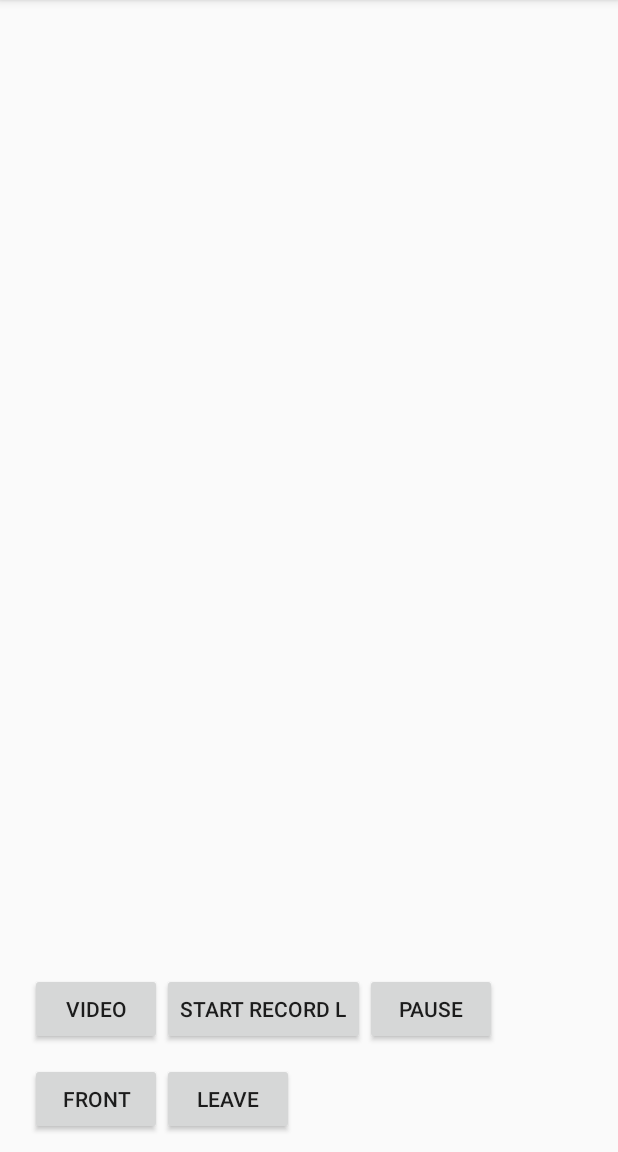
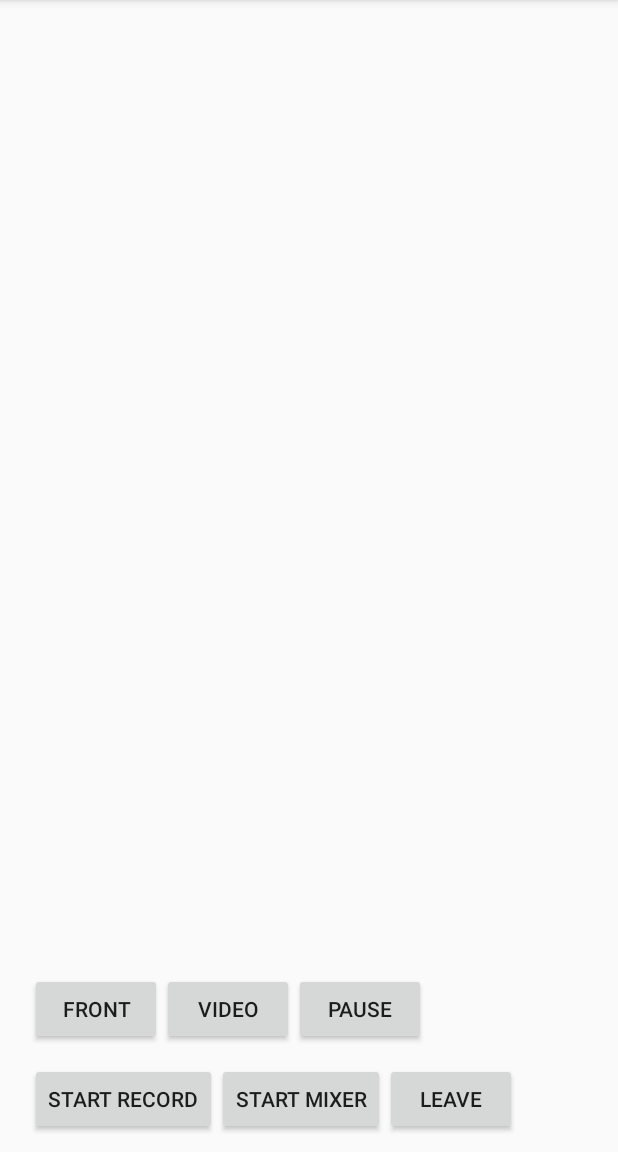
Before and after one commit to HackWebRTC/kmp-webrtc, an Android app: the CallActivity screen opened directly, with no data from a screen before it, on a phone screen of 412 x 824 dp, the part 84-1236 px from its top. Run offline under Robolectric (Android 15) with nearby library versions, the phone set to English and light mode, and no system bars; 17 statements that could not run were skipped.

Commit message:
Android demo test recorder and mixer

```diff
--- a/example/androidApp/src/main/java/com/piasy/kmp/webrtc/android/CallActivity.java
+++ b/example/androidApp/src/main/java/com/piasy/kmp/webrtc/android/CallActivity.java
@@ -2,6 +2,7 @@ package com.piasy.kmp.webrtc.android;
 
 import android.content.Context;
 import android.content.Intent;
+import android.content.res.AssetManager;
 import android.os.Bundle;
 import android.os.Handler;
 import android.os.HandlerThread;
@@ -14,8 +15,14 @@ import android.view.WindowManager;
 import android.widget.Button;
 import android.widget.FrameLayout;
 import androidx.appcompat.app.AppCompatActivity;
+
+import com.piasy.avconf.AudioMixer;
 import com.piasy.avconf.view.FreezeAwareRenderer;
 
+import java.io.File;
+import java.io.FileOutputStream;
+import java.io.IOException;
+import java.io.InputStream;
 import java.util.Collections;
 import java.util.List;
 
@@ -47,12 +54,11 @@ import static com.piasy.kmp.webrtc.android.HallActivity.EXTRA_VIDEO_FPS;
 import static com.piasy.kmp.webrtc.android.HallActivity.EXTRA_VIDEO_HEIGHT;
 import static com.piasy.kmp.webrtc.android.HallActivity.EXTRA_VIDEO_WIDTH;
 
-public class CallActivity extends AppCompatActivity implements PeerConnectionClientCallback {
+public class CallActivity extends AppCompatActivity implements PeerConnectionClientCallback, AudioMixer.MixerCallback {
 
   private static final String TAG = "CallActivity";
 
   private static final boolean SAVE_YUV_FRAME = false;
-  private static final boolean LOCAL_RECORD = false;
   private static final boolean PAUSE_STREAMING = true;
 
   private boolean isPublisher;
@@ -66,8 +72,8 @@ public class CallActivity extends AppCompatActivity implements PeerConnectionCli
   private Button recordButton;
   private boolean recording;
 
-  private Button recordLButton;
-  private boolean localRecording = false;
+  private Button mixerButton;
+  private boolean mixing;
 
   private Button pauseButton;
   private boolean streamingPaused = false;
@@ -82,6 +88,7 @@ public class CallActivity extends AppCompatActivity implements PeerConnectionCli
   private EglBase eglBase;
   private PeerConnectionClientFactory pcClientFactory;
   private PeerConnectionClient pcClient;
+  private AudioMixer mixer;
 
   private static int getSystemUiVisibility() {
     return View.SYSTEM_UI_FLAG_HIDE_NAVIGATION | View.SYSTEM_UI_FLAG_FULLSCREEN | View.SYSTEM_UI_FLAG_IMMERSIVE_STICKY;
@@ -129,26 +136,28 @@ public class CallActivity extends AppCompatActivity implements PeerConnectionCli
     recordButton.setOnClickListener(v -> {
       recording = !recording;
       recordButton.setText(recording ? "stop record" : "start record");
-//      if (recording) {
-//        avConf.startRecording(new StartRecordingCallback() {
-//          @Override
-//          public void onStartSuccess(final String filename) {
-//            Toast.makeText(CallActivity.this,
-//                "start record success: " + filename + ".mkv",
-//                Toast.LENGTH_SHORT).show();
-//          }
-//
-//          @Override
-//          public void onStartFail() {
-//            Toast.makeText(CallActivity.this, "start record fail",
-//                Toast.LENGTH_SHORT).show();
-//            recording = false;
-//            recordButton.setText("start record");
-//          }
-//        });
-//      } else {
-//        avConf.stopRecording();
-//      }
+      if (recording) {
+        File path = new File(getExternalFilesDir(null), "send.mkv");
+        pcClient.startRecorder(PeerConnectionClient.DIR_SEND_ONLY, path.getAbsolutePath());
+      } else {
+        pcClient.stopRecorder(PeerConnectionClient.DIR_SEND_ONLY);
+      }
+    });
+
+    mixerButton = findViewById(R.id.btnMixer);
+    mixerButton.setText(mixing ? "stop mixer" : "start mixer");
+    mixerButton.setOnClickListener(v -> {
+      mixing = !mixing;
+      mixerButton.setText(mixing ? "stop mixer" : "start mixer");
+      if (mixing) {
+        File path = new File(getExternalFilesDir(null), "mozart.mp3");
+        mixer = new AudioMixer(path.getAbsolutePath(), 48000, 1, 10000, false, 5, this);
+        mixer.startMixer();
+        mixer.toggleMusicStreaming(true);
+      } else {
+        mixer.stopMixer();
+        mixer = null;
+      }
     });
 
     Button switchCamera = findViewById(R.id.btnCamera);
@@ -175,22 +184,6 @@ public class CallActivity extends AppCompatActivity implements PeerConnectionCli
 //      avConf.setVideoEnabled(!audioOnly);
     });
 
-    recordLButton = findViewById(R.id.btnRecordL);
-    if (LOCAL_RECORD) {
-      recordLButton.setOnClickListener(v -> {
-        localRecording = !localRecording;
-        recordLButton.setText(localRecording ? "stop record L" : "start record L");
-//        if (localRecording) {
-//          avConf.startLocalRecording(selfUid, PeerConnectionClient.DIR_SEND_ONLY,
-//              "/sdcard/avconf/record_" + System.currentTimeMillis() + ".mkv");
-//        } else {
-//          avConf.stopLocalRecording(selfUid, PeerConnectionClient.DIR_SEND_ONLY);
-//        }
-      });
-    } else {
-      recordButton.setVisibility(View.GONE);
-    }
-
     pauseButton = findViewById(R.id.btnPauseStreaming);
     if (PAUSE_STREAMING) {
       pauseButton.setOnClickListener(v -> {
@@ -216,7 +209,31 @@ public class CallActivity extends AppCompatActivity implements PeerConnectionCli
     localRenderer = createRenderer(true);
     remoteRenderer = createRenderer(false);
 
+    prepareMusic();
+
     startLoopback();
+  }
+
+  private void prepareMusic() {
+    try {
+      File path = new File(getExternalFilesDir(null), "mozart.mp3");
+      if (path.exists()) {
+        return;
+      }
+      InputStream inputStream = getAssets().open("mozart.mp3");
+      FileOutputStream outputStream = new FileOutputStream(path);
+
+      byte[] buffer = new byte[1024];
+      int length;
+      while ((length = inputStream.read(buffer)) > 0) {
+        outputStream.write(buffer, 0, length);
+      }
+      inputStream.close();
+      outputStream.close();
+      Logging.INSTANCE.info(TAG, "copy music success");
+    } catch (IOException e) {
+      e.printStackTrace();
+    }
   }
 
   private FreezeAwareRenderer createRenderer(boolean local) {
@@ -237,6 +254,7 @@ public class CallActivity extends AppCompatActivity implements PeerConnectionCli
             local ? "loopback_local" : "loopback_remote", FreezeAwareRenderer.SCALE_TYPE_CENTER_CROP);
     renderer.init(eglBase.getEglBaseContext(), null);
     renderer.setScalingType(RendererCommon.ScalingType.SCALE_ASPECT_FIT);
+    renderer.setMirror(local);
 
     wrapper.addView(renderer, ViewGroup.LayoutParams.MATCH_PARENT,
             ViewGroup.LayoutParams.MATCH_PARENT);
@@ -318,6 +336,10 @@ public class CallActivity extends AppCompatActivity implements PeerConnectionCli
 
   // Disconnect from remote resources, dispose of local resources, and exit.
   private void disconnect() {
+    if (mixer != null) {
+      mixer.stopMixer();
+      mixer = null;
+    }
     if (pcClientFactory != null) {
       pcClientFactory.stopVideoCapture();
       pcClient.close();
@@ -339,21 +361,41 @@ public class CallActivity extends AppCompatActivity implements PeerConnectionCli
 
   @Override
   public void onIceCandidatesRemoved(@NotNull String peerUid, @NotNull List<@NotNull IceCandidate> candidates) {
-
   }
 
   @Override
   public void onPeerConnectionStatsReady(@NotNull String peerUid, @NotNull RtcStatsReport report) {
-
   }
 
   @Override
   public void onIceDisconnected(@NotNull String peerUid) {
-
   }
 
   @Override
   public void onError(@NotNull String peerUid, int code) {
+  }
 
+  @Override
+  public void onMixerSsrcFinished(int ssrc) {
+    Logging.INSTANCE.info(TAG, "onMixerSsrcFinished " + ssrc);
+    onMixerStopped();
+  }
+
+  @Override
+  public void onMixerSsrcError(int ssrc, int error) {
+    Logging.INSTANCE.error(TAG, "onMixerSsrcError " + ssrc + ", " + error);
+    onMixerStopped();
+  }
+
+  private void onMixerStopped() {
+    runOnUiThread(new Runnable() {
+      @Override
+      public void run() {
+        mixing = false;
+        mixerButton.setText("start mixer");
+        mixer.stopMixer();
+        mixer = null;
+      }
+    });
   }
 }
--- a/example/androidApp/src/main/res/layout/activity_call.xml
+++ b/example/androidApp/src/main/res/layout/activity_call.xml
@@ -21,19 +21,19 @@
       >
 
     <Button
+            android:id="@+id/btnCamera"
+            android:layout_width="wrap_content"
+            android:layout_height="wrap_content"
+            android:layout_gravity="center"
+            android:text="FRONT"
+            />
+
+    <Button
         android:id="@+id/btnVideo"
         android:layout_width="wrap_content"
         android:layout_height="wrap_content"
         android:layout_gravity="center"
         android:text="Video"
-        />
-
-    <Button
-        android:id="@+id/btnRecordL"
-        android:layout_width="wrap_content"
-        android:layout_height="wrap_content"
-        android:layout_gravity="center"
-        android:text="start record L"
         />
 
     <Button
@@ -65,12 +65,12 @@
         />
 
     <Button
-        android:id="@+id/btnCamera"
-        android:layout_width="wrap_content"
-        android:layout_height="wrap_content"
-        android:layout_gravity="center"
-        android:text="FRONT"
-        />
+            android:id="@+id/btnMixer"
+            android:layout_width="wrap_content"
+            android:layout_height="wrap_content"
+            android:layout_gravity="center"
+            android:text="start mixer"
+            />
 
     <Button
         android:id="@+id/btnStop"
```
Also changed, not shown: 1 other file.
